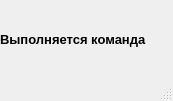
This is informPConfigurator/waitform.ui in Goodjamp/informPConfigurator as Qt 5 draws it before an edit. The edited form follows.
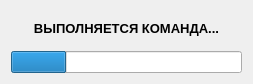
This is the edited form.

Commit message: added waite window

Diff of the .ui file:
```diff
--- a/informPConfigurator/waitform.ui
+++ b/informPConfigurator/waitform.ui
@@ -1,35 +1,19 @@
 <?xml version="1.0" encoding="UTF-8"?>
 <ui version="4.0">
  <class>waitForm</class>
- <widget class="QMainWindow" name="waitForm">
+ <widget class="QDialog" name="waitForm">
   <property name="geometry">
    <rect>
     <x>0</x>
     <y>0</y>
-    <width>173</width>
-    <height>101</height>
+    <width>253</width>
+    <height>84</height>
    </rect>
   </property>
   <property name="windowTitle">
    <string>MainWindow</string>
   </property>
-  <widget class="QWidget" name="centralwidget">
    <layout class="QVBoxLayout" name="verticalLayout">
-    <property name="spacing">
-     <number>0</number>
-    </property>
-    <property name="leftMargin">
-     <number>0</number>
-    </property>
-    <property name="topMargin">
-     <number>0</number>
-    </property>
-    <property name="rightMargin">
-     <number>0</number>
-    </property>
-    <property name="bottomMargin">
-     <number>0</number>
-    </property>
     <item>
      <widget class="QLabel" name="label">
       <property name="font">
@@ -39,27 +23,28 @@
         <bold>true</bold>
        </font>
       </property>
-      <property name="styleSheet">
-       <string notr="true">collor::red</string>
-      </property>
       <property name="text">
-       <string>Выполняется команда</string>
+      <string>ВЫПОЛНЯЕТСЯ КОМАНДА...</string>
+     </property>
+     <property name="alignment">
+      <set>Qt::AlignCenter</set>
+     </property>
+    </widget>
+   </item>
+   <item>
+    <widget class="QProgressBar" name="progressBar">
+     <property name="value">
+      <number>24</number>
+     </property>
+     <property name="alignment">
+      <set>Qt::AlignCenter</set>
+     </property>
+     <property name="textVisible">
+      <bool>false</bool>
       </property>
      </widget>
     </item>
    </layout>
-  </widget>
-  <widget class="QMenuBar" name="menubar">
-   <property name="geometry">
-    <rect>
-     <x>0</x>
-     <y>0</y>
-     <width>173</width>
-     <height>21</height>
-    </rect>
-   </property>
-  </widget>
-  <widget class="QStatusBar" name="statusbar"/>
  </widget>
  <resources/>
  <connections/>
```
Left out of the diff: 2 changed lines with no effect on the pictures. Lines whose indentation alone changed are shown as unchanged. The commit also changes 4 other files.
